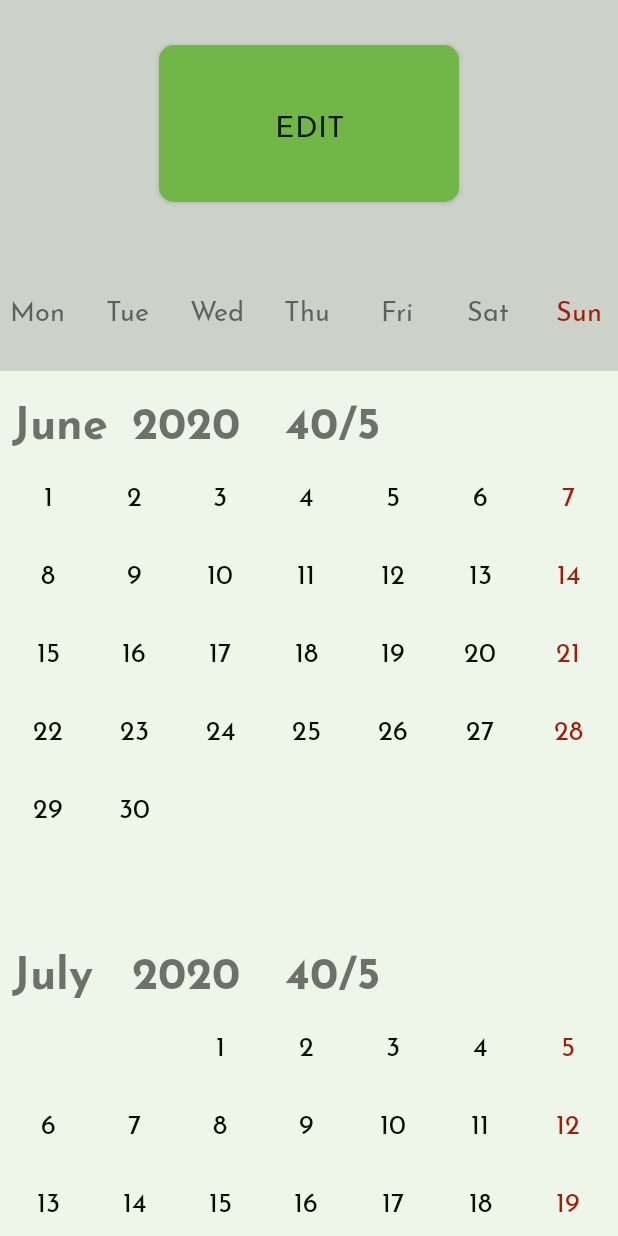
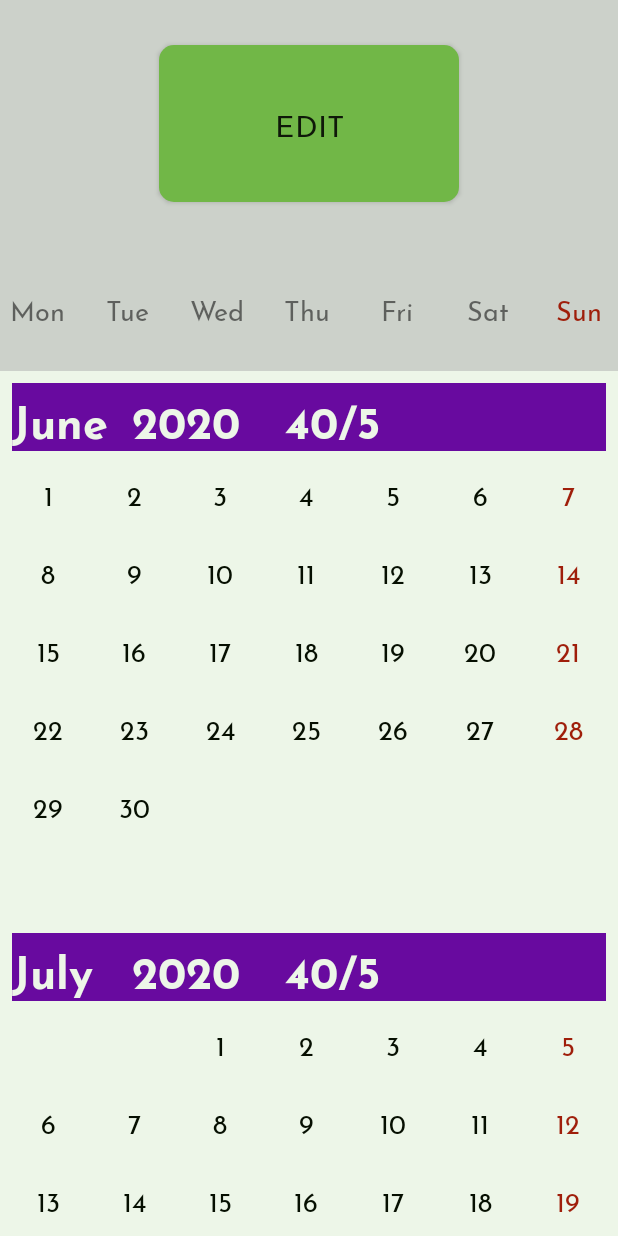
Before and after one commit to PatrykKudyk/SummerRent, an Android app: the screen it shows after launch (MainActivity), after a tap on "CURRENT RENTS", on a phone screen of 412 x 824 dp. Run offline under Robolectric (Android 15) with nearby library versions, the phone set to English and light mode, and no system bars.

Commit message:
changed colors

```diff
--- a/SummerRent/app/src/main/AndroidManifest.xml
+++ b/SummerRent/app/src/main/AndroidManifest.xml
@@ -9,7 +9,9 @@
         android:roundIcon="@mipmap/ic_launcher_round"
         android:supportsRtl="true"
         android:theme="@style/AppTheme">
-        <activity android:name=".MainActivity">
+        <activity android:name=".MainActivity"
+            android:configChanges="orientation"
+            android:screenOrientation="portrait">
             <intent-filter>
                 <action android:name="android.intent.action.MAIN" />
 
--- a/SummerRent/app/src/main/java/com/partos/summerrent/calendar/CalendarHelper.kt
+++ b/SummerRent/app/src/main/java/com/partos/summerrent/calendar/CalendarHelper.kt
@@ -60,14 +60,26 @@ class CalendarHelper(val context: Context) {
             val currentYear = Calendar.getInstance().get(Calendar.YEAR)
             if (currentYear < 2024) {
                 for (year in currentYear..(currentYear + 2)) {
-                    for (month in 1..12) {
-                        monthsList.add(db.getBigMonth(month, year))
+                    if(year == currentYear) {
+                        for (month in Calendar.getInstance().get(Calendar.MONTH)..12) {
+                            monthsList.add(db.getBigMonth(month, year))
+                        }
+                    } else {
+                        for (month in 1..12) {
+                            monthsList.add(db.getBigMonth(month, year))
+                        }
                     }
                 }
             } else {
                 for (year in 2024..2025) {
-                    for (month in 1..12) {
-                        monthsList.add(db.getBigMonth(month, year))
+                    if(year == 2024) {
+                        for (month in Calendar.getInstance().get(Calendar.MONTH)..12) {
+                            monthsList.add(db.getBigMonth(month, year))
+                        }
+                    } else {
+                        for (month in 1..12) {
+                            monthsList.add(db.getBigMonth(month, year))
+                        }
                     }
                 }
             }
--- a/SummerRent/app/src/main/java/com/partos/summerrent/recycler/CurrentRentsRecyclerViewAdapter.kt
+++ b/SummerRent/app/src/main/java/com/partos/summerrent/recycler/CurrentRentsRecyclerViewAdapter.kt
@@ -8,6 +8,7 @@ import com.partos.summerrent.R
 import com.partos.summerrent.calendar.CurrentMonthCreator
 import com.partos.summerrent.calendar.PastMonthCreator
 import com.partos.summerrent.models.Day
+import kotlinx.android.synthetic.main.cell_month.view.*
 
 class CurrentRentsRecyclerViewAdapter(val isBig: Boolean, var monthsList: ArrayList<ArrayList<Day>>) :
     RecyclerView.Adapter<CurrentRentsViewHolder>() {
@@ -26,6 +27,13 @@ class CurrentRentsRecyclerViewAdapter(val isBig: Boolean, var monthsList: ArrayL
     }
 
     private fun createMonthCell(month: Int, holder: CurrentRentsViewHolder, position: Int) {
+        if (isBig) {
+            holder.view.cell_month_text_name.background = holder.view.context.getDrawable(R.drawable.normal_blue)
+            holder.view.cell_month_text_name.setTextColor(holder.view.context.getColor(R.color.colorBackground))
+        } else {
+            holder.view.cell_month_text_name.background = holder.view.context.getDrawable(R.drawable.normal_purple)
+            holder.view.cell_month_text_name.setTextColor(holder.view.context.getColor(R.color.colorBackground))
+        }
         val monthCreator = CurrentMonthCreator(isBig, holder.view.context)
         when (month) {
             1 -> monthCreator.createJanuary(holder, monthsList[position])
--- /dev/null
+++ b/SummerRent/app/src/main/res/drawable/normal_blue.xml
@@ -0,0 +1,7 @@
+<?xml version="1.0" encoding="utf-8"?>
+<shape xmlns:android="http://schemas.android.com/apk/res/android">
+
+    <solid
+        android:color="@color/colorBlue"/>
+
+</shape>
--- /dev/null
+++ b/SummerRent/app/src/main/res/drawable/normal_purple.xml
@@ -0,0 +1,7 @@
+<?xml version="1.0" encoding="utf-8"?>
+<shape xmlns:android="http://schemas.android.com/apk/res/android">
+
+    <solid
+        android:color="@color/colorPurple"/>
+
+</shape>
--- a/SummerRent/app/src/main/res/values/strings.xml
+++ b/SummerRent/app/src/main/res/values/strings.xml
@@ -25,4 +25,5 @@
     <string name="current_rents">Current rents</string>
     <string name="edit">Edit</string>
     <string name="save">Save</string>
+    <string name="toast_successfully_saved">Note saved!</string>
 </resources>
```
Also changed, not shown: SummerRent/app/src/main/java/com/partos/summerrent/calendar/CurrentMonthCreator.kt (+33 -9 lines), SummerRent/app/src/main/java/com/partos/summerrent/recycler/PastRentsRecyclerViewAdapter.kt (+8 -0 lines), 3 other files.
